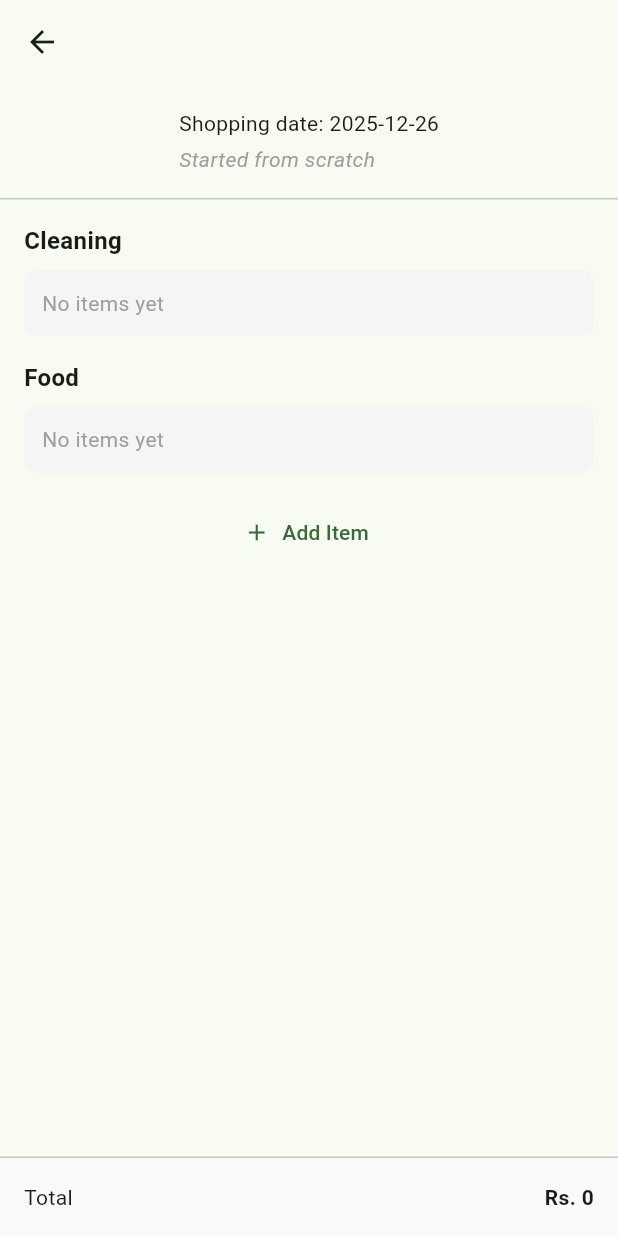
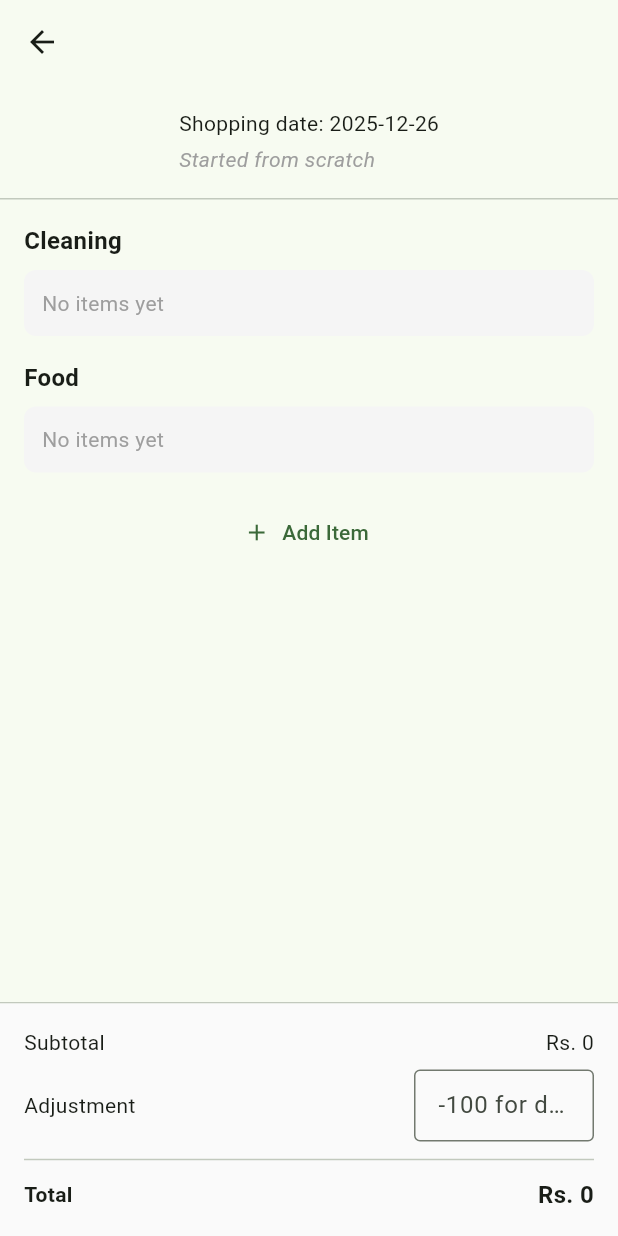
Before and after one commit to iamyasiramjad/grocery_ledger, a Flutter app: the GroceryListWorkspaceScreen screen opened directly with empty values, on a phone screen of 412 x 824 dp. Run offline on Flutter 3.47's test engine with Material 3 defaults, Android fonts, the phone set to English and light mode, and no system bars.

Commit message:
Add adjustment input for discounts and extras in grocery list total calculation

```diff
--- a/lib/features/grocery_list/workspace/grocery_list_workspace_screen.dart
+++ b/lib/features/grocery_list/workspace/grocery_list_workspace_screen.dart
@@ -30,6 +30,17 @@ class _GroceryListWorkspaceScreenState
 
   // 🧠 STATE (in-memory)
   final List<ListEntry> _entries = [];
+  double _adjustment = 0; // negative = discount, positive = extra
+
+  double _calculateGrandTotal() {
+    final itemsTotal = _entries.fold<double>(
+      0.0,
+      (sum, entry) => sum + entry.calculatedTotal,
+    );
+
+    return itemsTotal + _adjustment;
+  }
+
 
   @override
   Widget build(BuildContext context) {
@@ -160,21 +171,71 @@ class _GroceryListWorkspaceScreenState
   }
 
   Widget _buildBottomBar() {
+    final itemsTotal = _entries.fold<double>(
+      0.0,
+      (sum, entry) => sum + entry.calculatedTotal,
+    );
+
+    final grandTotal = itemsTotal + _adjustment;
+
     return Container(
       padding: const EdgeInsets.all(16),
       color: Colors.grey.shade50,
-      child: const Row(
+      child: Column(
+        mainAxisSize: MainAxisSize.min,
+        children: [
+          Row(
             mainAxisAlignment: MainAxisAlignment.spaceBetween,
             children: [
-          Text('Total'),
+              const Text('Subtotal'),
+              Text('Rs. ${itemsTotal.toStringAsFixed(0)}'),
+            ],
+          ),
+          const SizedBox(height: 8),
+          Row(
+            children: [
+              const Expanded(child: Text('Adjustment')),
+              SizedBox(
+                width: 120,
+                child: TextField(
+                  keyboardType: TextInputType.number,
+                  decoration: const InputDecoration(
+                    hintText: '-100 for discount',
+                    isDense: true,
+                    border: OutlineInputBorder(),
+                  ),
+                  onChanged: (value) {
+                    setState(() {
+                      _adjustment = double.tryParse(value) ?? 0;
+                    });
+                  },
+                ),
+              ),
+            ],
+          ),
+          const Divider(height: 24),
+          Row(
+            mainAxisAlignment: MainAxisAlignment.spaceBetween,
+            children: [
+              const Text(
+                'Total',
+                style: TextStyle(fontWeight: FontWeight.bold),
+              ),
               Text(
-            'Rs. 0',
-            style: TextStyle(fontWeight: FontWeight.bold),
+                'Rs. ${grandTotal.toStringAsFixed(0)}',
+                style: const TextStyle(
+                  fontWeight: FontWeight.bold,
+                  fontSize: 16,
+                ),
+              ),
+            ],
           ),
         ],
       ),
     );
   }
+
+
 
   Widget _buildItemRow(ListEntry entry) {
     return Card(
@@ -236,32 +297,55 @@ class _GroceryListWorkspaceScreenState
     );
   }
 
-
   Widget _buildPriceInput(ListEntry entry) {
-    final controller = TextEditingController(
-      text: entry.unitPrice?.toStringAsFixed(0),
-    );
-
-    return SizedBox(
-      width: 120,
+    return Row(
+      children: [
+        SizedBox(
+          width: 90,
           child: TextField(
-        controller: controller,
             keyboardType: TextInputType.number,
             decoration: const InputDecoration(
               labelText: 'Unit Rs.',
+              isDense: true,
               border: OutlineInputBorder(),
-          isDense: true,
             ),
-        onSubmitted: (value) {
+            onChanged: (value) {
               final price = double.tryParse(value);
+              setState(() {
                 if (price != null) {
-            setState(() {
                   entry.unitPrice = price;
                   entry.totalPrice = null;
+                } else {
+                  entry.unitPrice = null;
+                }
               });
-          }
             },
           ),
+        ),
+        const SizedBox(width: 8),
+        SizedBox(
+          width: 90,
+          child: TextField(
+            keyboardType: TextInputType.number,
+            decoration: const InputDecoration(
+              labelText: 'Total Rs.',
+              isDense: true,
+              border: OutlineInputBorder(),
+            ),
+            onChanged: (value) {
+              final price = double.tryParse(value);
+              setState(() {
+                if (price != null) {
+                  entry.totalPrice = price;
+                  entry.unitPrice = null;
+                } else {
+                  entry.totalPrice = null;
+                }
+              });
+            },
+          ),
+        ),
+      ],
     );
   }
 
```
Lines whose indentation alone changed are shown as unchanged.
